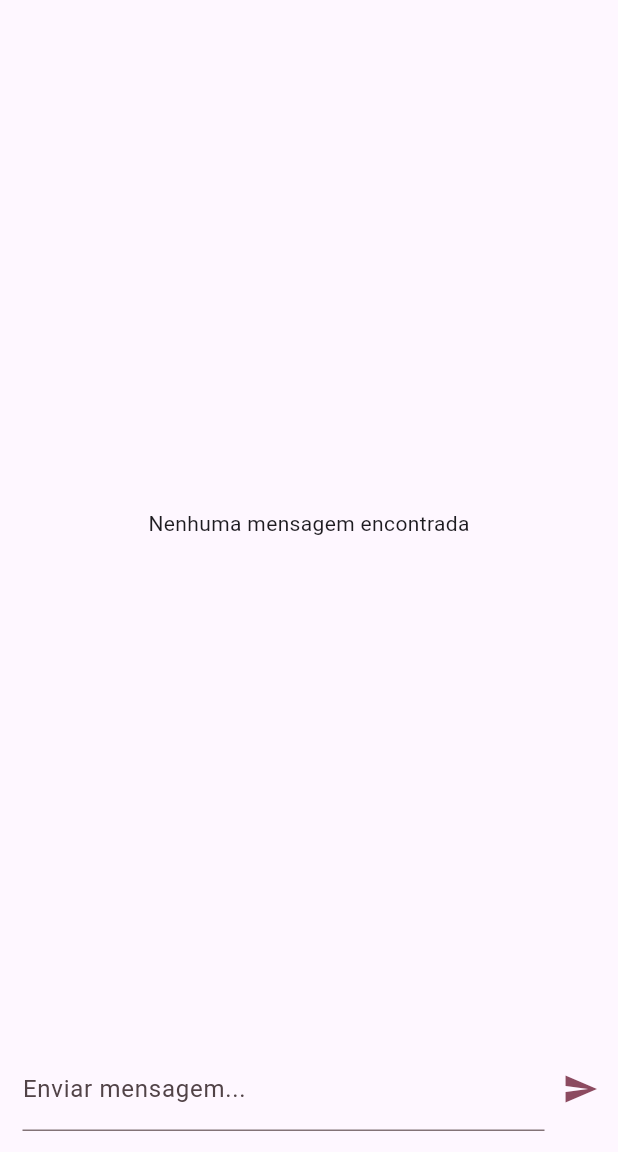
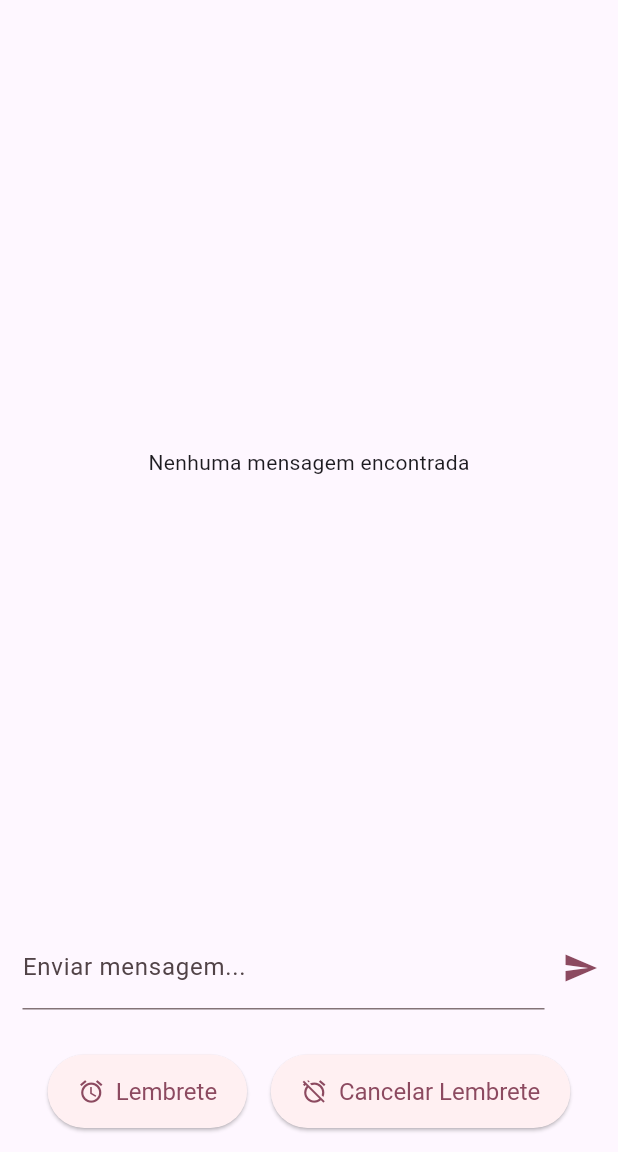
Before and after one commit to crissdamo/le_chat, a Flutter app: the screen it shows once a user with an empty profile is signed in, after a tap on the "send" icon, on a phone screen of 412 x 824 dp, the part 84-1236 px from its top. Run offline on Flutter 3.47's test engine with Material 3 defaults, Android fonts, the phone set to English and light mode, and no system bars; our stand-ins replace cloud_firestore, firebase_auth, firebase_core, firebase_messaging, firebase_storage, flutter_local_notifications and 2 more; missing offline and left inert: android_alarm_manager_plus; accounts and stored records are empty; generated files the repository leaves out were written again.

```diff
--- a/lib/main.dart
+++ b/lib/main.dart
@@ -1,3 +1,4 @@
+import 'package:android_alarm_manager_plus/android_alarm_manager_plus.dart';
 import 'package:firebase_auth/firebase_auth.dart';
 import 'package:flutter/material.dart';
 
@@ -14,6 +15,7 @@ Future<void> main() async {
   await Firebase.initializeApp(
     options: DefaultFirebaseOptions.currentPlatform,
   );
+  await AndroidAlarmManager.initialize();
   runApp(const MyApp());
 }
 
@@ -46,7 +48,7 @@ class MyApp extends StatelessWidget {
             return const ChatScreen();
           }
           // Se não estiver logado, é direcionao para tela da conta (login ou criar conta)
-          return AuthScrren();
+          return const AuthScrren();
         },
       ),
 
--- a/lib/screens/chat.dart
+++ b/lib/screens/chat.dart
@@ -4,6 +4,7 @@ import 'package:firebase_messaging/firebase_messaging.dart';
 import 'package:flutter_local_notifications/flutter_local_notifications.dart';
 
 import 'package:habla/widget/chat_mensagens.dart';
+import 'package:habla/widget/lembrete.dart';
 import 'package:habla/widget/nova_mensagem.dart';
 import 'package:logger/logger.dart';
 
@@ -111,6 +112,7 @@ class _ChatScreenState extends State<ChatScreen> {
             child: MensagemChat(),
           ),
           NovaMensagem(),
+          Lembrete(),
         ],
       ),
     );
--- /dev/null
+++ b/lib/widget/lembrete.dart
@@ -0,0 +1,69 @@
+import 'package:android_alarm_manager_plus/android_alarm_manager_plus.dart';
+import 'package:flutter/material.dart';
+import 'package:flutter_local_notifications/flutter_local_notifications.dart';
+
+const int idDoAlarme = 1234;
+const String isolateExercicios = 'lembrete';
+
+@pragma('vm:entry-point')
+void funcaoDeExecucaoDoAlarme() async {
+  var notificacoesLocais = FlutterLocalNotificationsPlugin();
+
+  const AndroidNotificationDetails canalLembrete = AndroidNotificationDetails(
+    'canal2Id',
+    'Notificações lembrete',
+    channelDescription: 'notificações lembrete',
+    importance: Importance.max,
+    priority: Priority.high,
+  );
+
+  const NotificationDetails notificationDetails =
+      NotificationDetails(android: canalLembrete);
+
+  await notificacoesLocais.show(
+    10,
+    'Mensagem Enviada',
+    'Em: ${DateTime.now()}',
+    notificationDetails,
+    payload: "Este é apenas um lembrete...",
+  );
+}
+
+class Lembrete extends StatelessWidget {
+  const Lembrete({super.key});
+
+  @override
+  Widget build(BuildContext context) {
+    return Padding(
+      padding: const EdgeInsets.all(16.0),
+      child: Row(
+        mainAxisAlignment: MainAxisAlignment.spaceEvenly,
+        children: [
+          ElevatedButton.icon(
+            onPressed: () async {
+              await AndroidAlarmManager.periodic(
+                  const Duration(seconds: 10), 0, funcaoDeExecucaoDoAlarme);
+            },
+            icon: const Icon(Icons.alarm),
+            label: const Text('Lembrete'),
+            style: ElevatedButton.styleFrom(
+              padding: const EdgeInsets.symmetric(horizontal: 20, vertical: 15),
+              textStyle: const TextStyle(fontSize: 16),
+            ),
+          ),
+          ElevatedButton.icon(
+            onPressed: () async {
+              await AndroidAlarmManager.cancel(idDoAlarme);
+            },
+            icon: const Icon(Icons.alarm_off),
+            label: const Text('Cancelar Lembrete'),
+            style: ElevatedButton.styleFrom(
+              padding: const EdgeInsets.symmetric(horizontal: 20, vertical: 15),
+              textStyle: const TextStyle(fontSize: 16),
+            ),
+          ),
+        ],
+      ),
+    );
+  }
+}
--- a/lib/widget/nova_mensagem.dart
+++ b/lib/widget/nova_mensagem.dart
@@ -51,9 +51,9 @@ class _NovaMensagemState extends State<NovaMensagem> {
 
 // iNÍCIO: Recebe notificação local após o envio de uma mensagem
     const AndroidNotificationDetails canalAgora = AndroidNotificationDetails(
-      'canalAgoraId',
-      'Notificações Agora',
-      channelDescription: 'notificações bem importantes e no momento exato',
+      'canal1Id',
+      'Notificações locais',
+      channelDescription: 'notificações local',
       importance: Importance.max,
       priority: Priority.high,
     );
```
